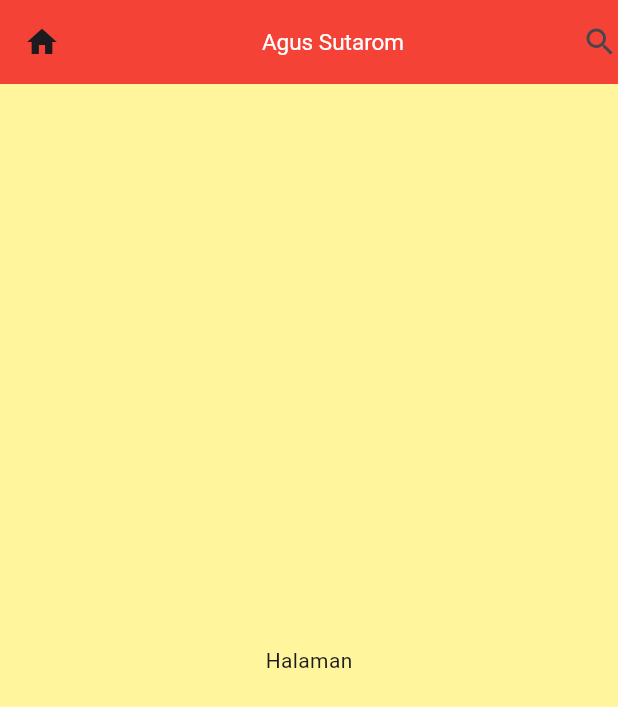
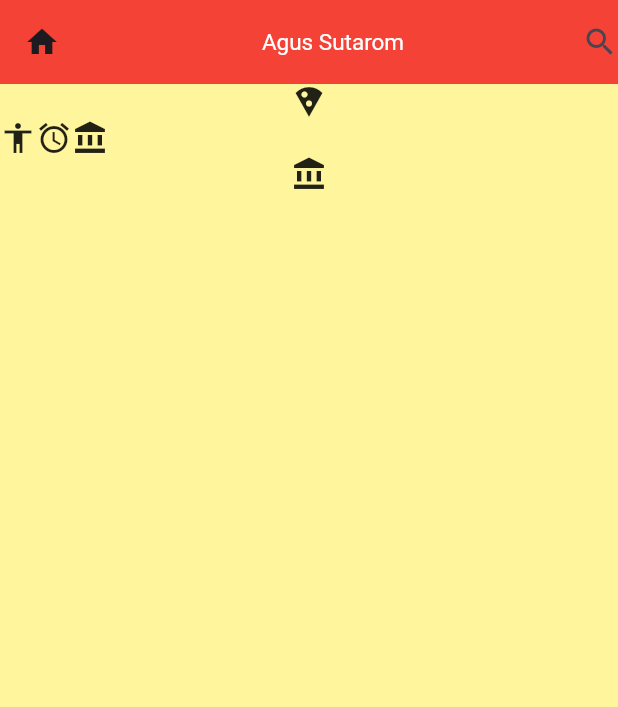
Before and after one commit to taroom/learn-flutter, a Flutter app: the screen it shows after launch, on a phone screen of 412 x 824 dp. Shown: the top 707 px of the screen. Run offline on Flutter 3.47's test engine with Material 3 defaults, Android fonts, the phone set to English and light mode, and no system bars.

Commit message:
[ROM] refactor: update main app entry point to HalamanRowColumn and add new layout

```diff
--- a/lib/main.dart
+++ b/lib/main.dart
@@ -1,7 +1,8 @@
 import 'package:flutter/material.dart';
 
 void main() {
-  runApp(const Halaman1());
+  runApp(const HalamanRowColumn());
+  // runApp(const Halaman1());
   // runApp(const MainApp());
 }
 
@@ -60,3 +61,40 @@ class Halaman1 extends StatelessWidget {
     );
   }
 }
+
+class HalamanRowColumn extends StatelessWidget {
+  const HalamanRowColumn({super.key});
+
+  @override
+  Widget build(BuildContext context) {
+    return MaterialApp(
+      title: 'Halaman Ke 2',
+      home: Scaffold(
+          backgroundColor: Colors.yellow[200],
+          appBar: AppBar(
+            leading: Icon(Icons.home),
+            title: Center(
+              child: Text(
+                'Agus Sutarom',
+                style: TextStyle(color: Colors.white, fontSize: 15),
+              ),
+            ),
+            backgroundColor: Colors.red,
+            actions: <Widget>[Icon(Icons.search)],
+          ),
+          body: Column(
+            children: <Widget>[
+              Icon(Icons.local_pizza),
+              Row(
+                children: <Widget>[
+                  Icon(Icons.accessibility),
+                  Icon(Icons.access_alarm),
+                  Icon(Icons.account_balance),
+                ],
+              ),
+              Icon(Icons.account_balance),
+            ],
+          )),
+    );
+  }
+}
```
